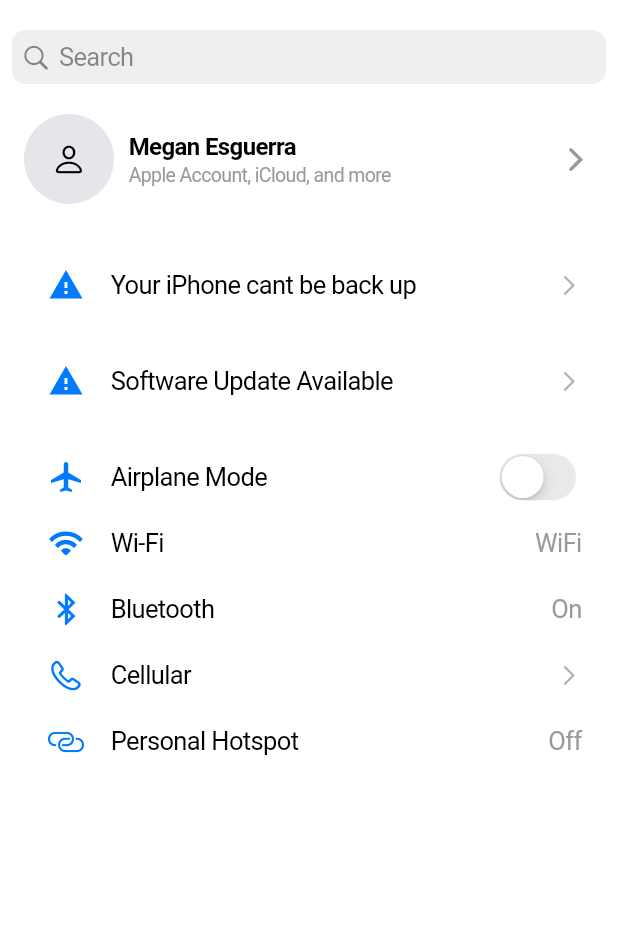
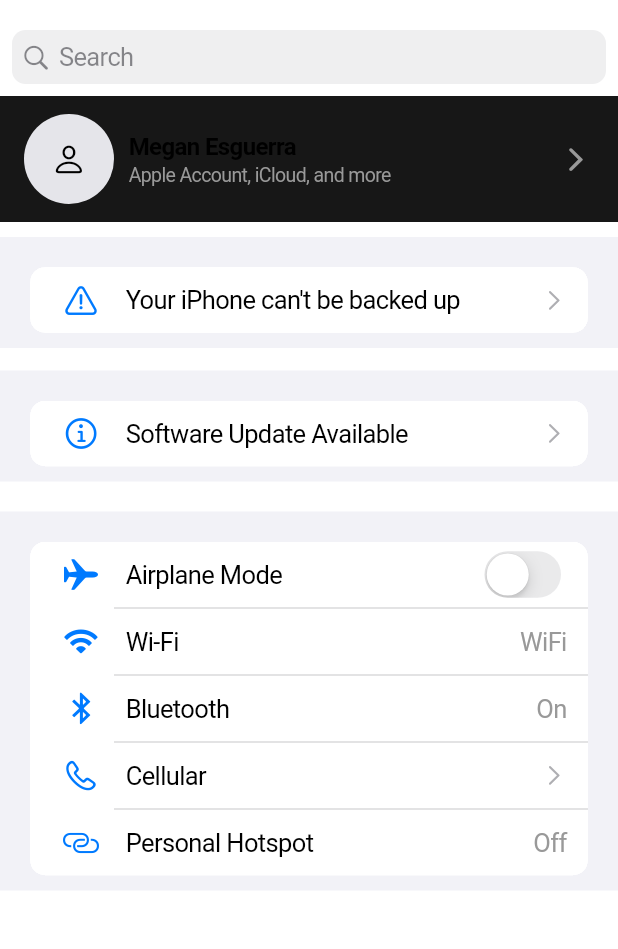
Before and after one commit to megan-esguerra/settings_midterm_activity, a Flutter app: the screen it shows after launch, on a phone screen of 412 x 824 dp, the part 48-997 px from its top. Run offline on Flutter 3.47's test engine with Material 3 defaults, Android fonts, the phone set to English and light mode, and no system bars.

Commit message:
Updated 3:00PM

```diff
--- a/lib/main.dart
+++ b/lib/main.dart
@@ -7,6 +7,7 @@
 
 class MyApp extends StatelessWidget {
   const MyApp({Key? key}) : super(key: key);
+
 
   @override
   Widget build(BuildContext context) {
@@ -38,7 +39,7 @@
 
           // User account row (name, avatar, forward arrow)
           Container(
-            color: CupertinoColors.white,
+            color: CupertinoColors.darkBackgroundGray,
             padding: const EdgeInsets.symmetric(horizontal: 16, vertical: 12),
             child: Row(
               children: [
@@ -82,31 +83,58 @@
               ],
             ),
           ),
+          const SizedBox(height: 10),
+
+          // First section
+          CupertinoListSection.insetGrouped(
+            children: [
+              CupertinoListTile(
+                leading: Icon(
+                  CupertinoIcons.exclamationmark_triangle,
+                  color: CupertinoColors.activeBlue,
+                ),
+                title: const Text("Your iPhone can't be backed up"),
+                trailing: const CupertinoListTileChevron(),
+              ),
+            ],
+          ),
+          const SizedBox(height: 15),
+
+          // Second section
+          CupertinoListSection.insetGrouped(
+            children: [
+              CupertinoListTile(
+                leading: Icon(
+                  CupertinoIcons.info,
+                  color: CupertinoColors.activeBlue,
+                ),
+                title: const Text("Software Update Available"),
+                trailing: const CupertinoListTileChevron(),
+              ),
+            ],
+          ),
           const SizedBox(height: 20),
-          _buildSettingsSection([
-            _buildTile(Icons.warning ,
-            "Your iPhone cant be back up"
-    )
-          ]),
-          const SizedBox(height: 20),
-          _buildSettingsSection([
-            _buildTile(Icons.warning ,
-                "Software Update Available"
-            )
-          ]),
-          const SizedBox(height: 20),
-          _buildSettingsSection([
-            _buildTile(
-              Icons.airplanemode_active,
-              "Airplane Mode",
+
+          // Third section
+          CupertinoListSection.insetGrouped(
+            children: [
+              CupertinoListTile(
+                leading: Icon(
+                  CupertinoIcons.airplane,
+                  color: CupertinoColors.activeBlue,
+                ),
+                title: const Text("Airplane Mode"),
                 trailing: CupertinoSwitch(
                   value: false,
                   onChanged: (bool value) {},
                 ),
               ),
-            _buildTile(
+              CupertinoListTile(
+                leading: const Icon(
                   CupertinoIcons.wifi,
-              "Wi-Fi",
+                  color: CupertinoColors.activeBlue,
+                ),
+                title: const Text("Wi-Fi"),
                 trailing: const Text(
                   "WiFi",
                   style: TextStyle(color: CupertinoColors.inactiveGray),
@@ -120,13 +148,17 @@
                   );
                 },
               ),
-            _buildTile(
+              CupertinoListTile(
+                leading: const Icon(
                   CupertinoIcons.bluetooth,
-              "Bluetooth",
+                  color: CupertinoColors.activeBlue,
+                ),
+                title: const Text("Bluetooth"),
                 trailing: const Text(
                   "On",
                   style: TextStyle(color: CupertinoColors.inactiveGray),
                 ),
+
                 onTap: () {
                   Navigator.push(
                     context,
@@ -136,47 +168,33 @@
                   );
                 },
               ),
-            _buildTile(CupertinoIcons.phone, "Cellular"),
-            _buildTile(
+              CupertinoListTile(
+                leading: const Icon(
+                  CupertinoIcons.phone,
+                  color: CupertinoColors.activeBlue,
+                ),
+                title: const Text("Cellular"),
+                trailing: const CupertinoListTileChevron(),
+              ),
+              CupertinoListTile(
+                leading: const Icon(
                   CupertinoIcons.personalhotspot,
-              "Personal Hotspot",
+                  color: CupertinoColors.activeBlue,
+                ),
+                title: const Text("Personal Hotspot"),
                 trailing: const Text(
                   "Off",
                   style: TextStyle(color: CupertinoColors.inactiveGray),
                 ),
               ),
-          ]),
+            ],
+          ),
         ],
       ),
     );
   }
-
-  // Updated _buildTile method to accept an onTap callback.
-  Widget _buildTile(IconData icon, String title,
-      {Widget? trailing, VoidCallback? onTap}) {
-    return GestureDetector(
-      onTap: onTap,
-      child: CupertinoListTile(
-        leading: Icon(icon, color: CupertinoColors.activeBlue),
-        title: Text(title),
-        trailing: trailing ?? const CupertinoListTileChevron(),
-      ),
-    );
 }
 
-  Widget _buildSettingsSection(List<Widget> tiles) {
-    return Container(
-      decoration: BoxDecoration(
-        color: CupertinoColors.white,
-        borderRadius: BorderRadius.circular(10),
-      ),
-      margin: const EdgeInsets.symmetric(horizontal: 10),
-      child: Column(children: tiles),
-    );
-  }
-}
-
-// Dummy page for Wi-Fi settings.
 class WifiSettingsPage extends StatefulWidget {
   const WifiSettingsPage({super.key});
 
@@ -191,10 +209,13 @@
   Widget build(BuildContext context) {
     return CupertinoPageScaffold(
       navigationBar: CupertinoNavigationBar(
-        middle: Text("Settings"),
+        middle: const Text("Settings"),
         trailing: CupertinoButton(
           padding: EdgeInsets.zero,
-          child: Text("Edit", style: TextStyle(color: CupertinoColors.activeBlue)),
+          child: const Text(
+            "Edit",
+            style: TextStyle(color: CupertinoColors.activeBlue),
+          ),
           onPressed: () {
             // Handle Edit action
           },
@@ -203,16 +224,18 @@
       child: SafeArea(
         child: Column(
           children: [
-            SizedBox(height: 20),
+            const SizedBox(height: 20),
             CupertinoListSection.insetGrouped(
               children: [
                 CupertinoListTile(
-                  leading: Icon(CupertinoIcons.wifi, size: 32),
-                  title: Text("Wi-Fi"),
-                  subtitle: Text("Connect to Wi-Fi, view available networks..."),
+                  leading: const Icon(CupertinoIcons.wifi, size: 32),
+                  title: const Text("Wi-Fi"),
+                  subtitle: const Text(
+                    "Connect to Wi-Fi, view available networks...",
+                  ),
                 ),
                 CupertinoListTile(
-                  title: Text("Wi-Fi"),
+                  title: const Text("Wi-Fi"),
                   trailing: CupertinoSwitch(
                     value: isWifiEnabled,
                     onChanged: (bool value) {
@@ -231,7 +254,6 @@
   }
 }
 
-// Updated page for Bluetooth settings.
 class BluetoothSettingsPage extends StatefulWidget {
   const BluetoothSettingsPage({super.key});
 
@@ -246,10 +268,13 @@
   Widget build(BuildContext context) {
     return CupertinoPageScaffold(
       navigationBar: CupertinoNavigationBar(
-        middle: Text("Bluetooth Settings"),
+        middle: const Text("Bluetooth Settings"),
         trailing: CupertinoButton(
           padding: EdgeInsets.zero,
-          child: Text("Edit", style: TextStyle(color: CupertinoColors.activeBlue)),
+          child: const Text(
+            "Edit",
+            style: TextStyle(color: CupertinoColors.activeBlue),
+          ),
           onPressed: () {
             // Handle Edit action
           },
@@ -258,16 +283,18 @@
       child: SafeArea(
         child: Column(
           children: [
-            SizedBox(height: 20),
+            const SizedBox(height: 20),
             CupertinoListSection.insetGrouped(
               children: [
                 CupertinoListTile(
-                  leading: Icon(CupertinoIcons.bluetooth, size: 32),
-                  title: Text("Bluetooth"),
-                  subtitle: Text("Connect to Bluetooth devices, view available devices..."),
+                  leading: const Icon(CupertinoIcons.bluetooth, size: 32),
+                  title: const Text("Bluetooth"),
+                  subtitle: const Text(
+                    "Connect to Bluetooth devices, view available devices...",
+                  ),
                 ),
                 CupertinoListTile(
-                  title: Text("Bluetooth"),
+                  title: const Text("Bluetooth"),
                   trailing: CupertinoSwitch(
                     value: isBluetoothEnabled,
                     onChanged: (bool value) {
```
Lines whose indentation alone changed are shown as unchanged.
